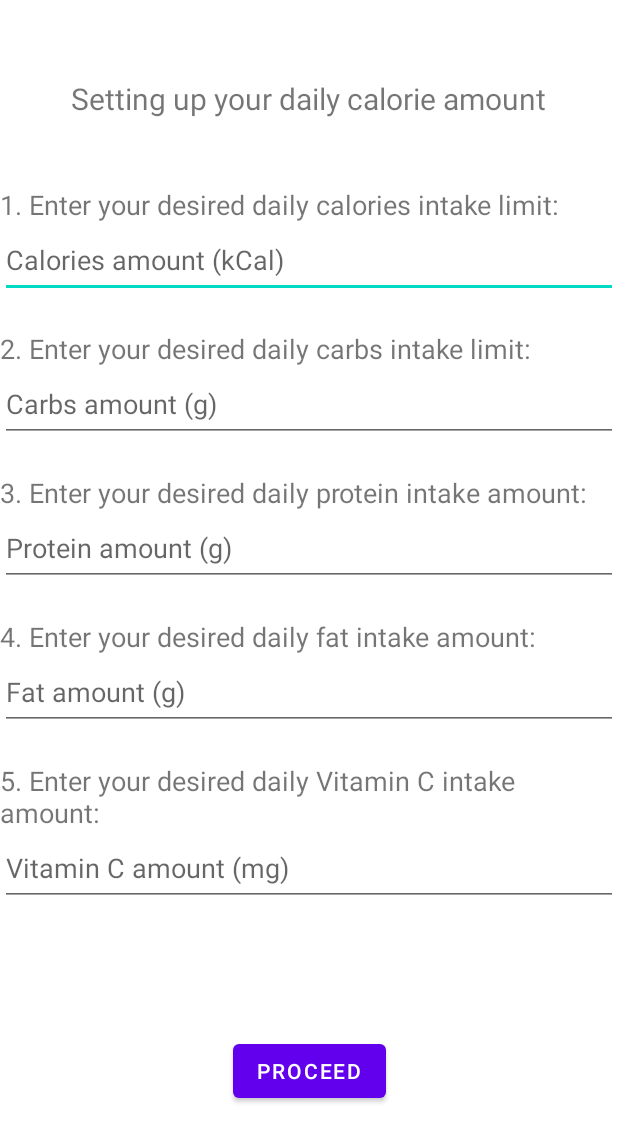
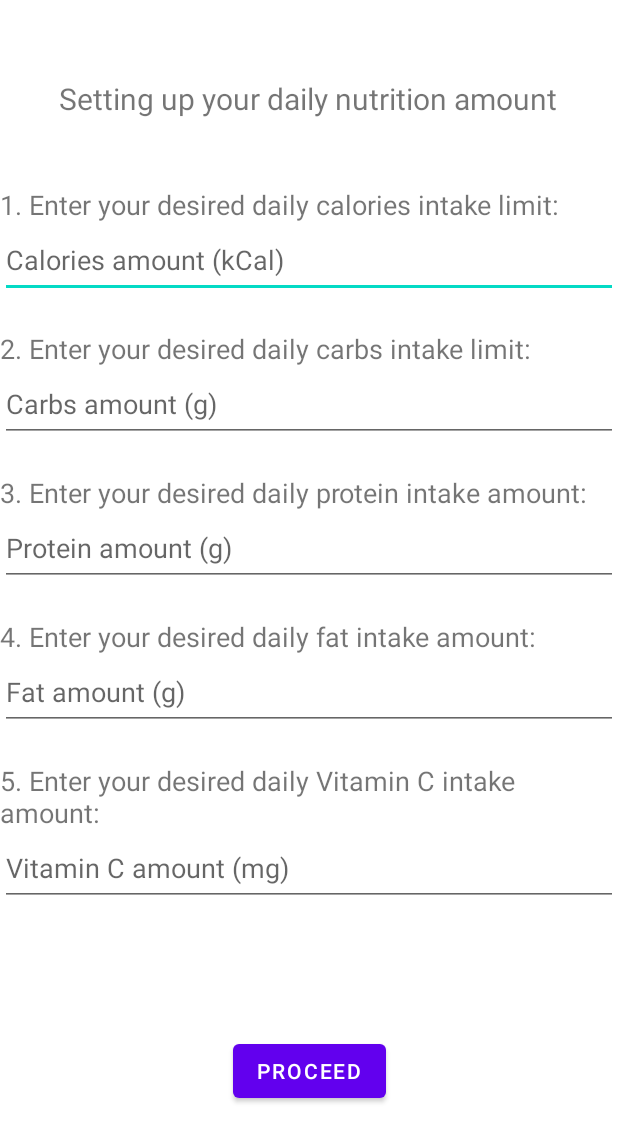
Before and after one commit to hitmanrebornict/mab-group-project, an Android app: the SetupForRecordMeal screen opened directly, with no data from a screen before it, on a phone screen of 412 x 824 dp. Shown: the top 1142 px of the screen. Run offline under Robolectric (Android 15) with nearby library versions, the phone set to English and light mode, and no system bars.

Commit message:
feat: activity_setup_for_record_meal.xml modified

```diff
--- a/app/src/main/java/com/example/mab_group_project/ExpandableListViewAdapter.java
+++ b/app/src/main/java/com/example/mab_group_project/ExpandableListViewAdapter.java
@@ -1,6 +1,7 @@
 package com.example.mab_group_project;
 
 import android.content.Context;
+import android.graphics.Color;
 import android.view.LayoutInflater;
 import android.view.View;
 import android.view.ViewGroup;
--- a/app/src/main/res/layout/activity_setup_for_record_meal.xml
+++ b/app/src/main/res/layout/activity_setup_for_record_meal.xml
@@ -10,7 +10,7 @@
         android:id="@+id/tvPromptSetup"
         android:layout_width="wrap_content"
         android:layout_height="wrap_content"
-        android:text="Setting up your daily calorie amount"
+        android:text="Setting up your daily nutrition amount"
         android:textSize="20dp"
         app:layout_constraintBottom_toBottomOf="parent"
         app:layout_constraintEnd_toEndOf="parent"
```
